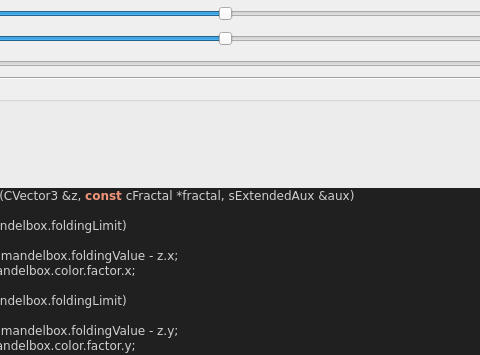
Old version of the form mandelbulber2/formula/ui/fractal_transf_box_fold.ui in the repository buddhi1980/mandelbulber2; both pictures show x 174 to 654 and y 0 to 355 of the 799 by 937 pixel window.
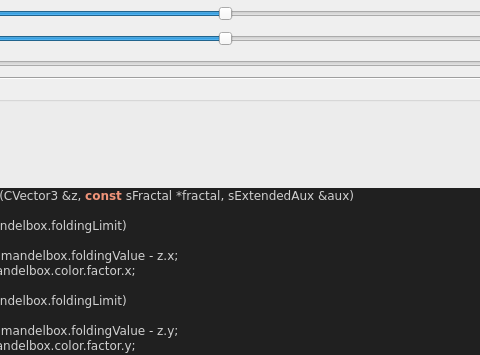
New version of the form. Custom widgets are drawn as their Qt base class.

Patch:
```diff
--- a/mandelbulber2/formula/ui/fractal_transf_box_fold.ui
+++ b/mandelbulber2/formula/ui/fractal_transf_box_fold.ui
@@ -252,7 +252,7 @@
 &lt;/table&gt;
 &lt;br&gt;&lt;b&gt;Examples using this formula&lt;/b&gt;&lt;br&gt;pseudo kleinian 001.fract&lt;h3&gt;Code&lt;/h3&gt;
 &lt;body style=&quot;background-color:#202020&quot;&gt;
-&lt;pre style=&quot;color:#d0d0d0; background-color:#202020;  font-family:'Courier New',monospace;&quot;&gt;&lt;span style=&quot;color:#f09479; font-weight:bold&quot;&gt;void&lt;/span&gt; &lt;span style=&quot;color:#e47eed&quot;&gt;TransfBoxFoldIteration&lt;/span&gt;&lt;span style=&quot;color:#d0d0d0&quot;&gt;(&lt;/span&gt;CVector3 &lt;span style=&quot;color:#d0d0d0&quot;&gt;&amp;amp;&lt;/span&gt;z&lt;span style=&quot;color:#d0d0d0&quot;&gt;,&lt;/span&gt; &lt;span style=&quot;color:#f09479; font-weight:bold&quot;&gt;const&lt;/span&gt; cFractal &lt;span style=&quot;color:#d0d0d0&quot;&gt;*&lt;/span&gt;fractal&lt;span style=&quot;color:#d0d0d0&quot;&gt;,&lt;/span&gt; sExtendedAux &lt;span style=&quot;color:#d0d0d0&quot;&gt;&amp;amp;&lt;/span&gt;aux&lt;span style=&quot;color:#d0d0d0&quot;&gt;)&lt;/span&gt;
+&lt;pre style=&quot;color:#d0d0d0; background-color:#202020;  font-family:'Courier New',monospace;&quot;&gt;&lt;span style=&quot;color:#f09479; font-weight:bold&quot;&gt;void&lt;/span&gt; &lt;span style=&quot;color:#e47eed&quot;&gt;TransfBoxFoldIteration&lt;/span&gt;&lt;span style=&quot;color:#d0d0d0&quot;&gt;(&lt;/span&gt;CVector3 &lt;span style=&quot;color:#d0d0d0&quot;&gt;&amp;amp;&lt;/span&gt;z&lt;span style=&quot;color:#d0d0d0&quot;&gt;,&lt;/span&gt; &lt;span style=&quot;color:#f09479; font-weight:bold&quot;&gt;const&lt;/span&gt; sFractal &lt;span style=&quot;color:#d0d0d0&quot;&gt;*&lt;/span&gt;fractal&lt;span style=&quot;color:#d0d0d0&quot;&gt;,&lt;/span&gt; sExtendedAux &lt;span style=&quot;color:#d0d0d0&quot;&gt;&amp;amp;&lt;/span&gt;aux&lt;span style=&quot;color:#d0d0d0&quot;&gt;)&lt;/span&gt;
 &lt;span style=&quot;color:#d0d0d0&quot;&gt;{&lt;/span&gt;
   &lt;span style=&quot;color:#7ec0ee; font-weight:bold&quot;&gt;if&lt;/span&gt; &lt;span style=&quot;color:#d0d0d0&quot;&gt;(&lt;/span&gt;&lt;span style=&quot;color:#e47eed&quot;&gt;fabs&lt;/span&gt;&lt;span style=&quot;color:#d0d0d0&quot;&gt;(&lt;/span&gt;z&lt;span style=&quot;color:#d0d0d0&quot;&gt;.&lt;/span&gt;x&lt;span style=&quot;color:#d0d0d0&quot;&gt;) &amp;gt;&lt;/span&gt; fractal&lt;span style=&quot;color:#d0d0d0&quot;&gt;-&amp;gt;&lt;/span&gt;mandelbox&lt;span style=&quot;color:#d0d0d0&quot;&gt;.&lt;/span&gt;foldingLimit&lt;span style=&quot;color:#d0d0d0&quot;&gt;)&lt;/span&gt;
   &lt;span style=&quot;color:#d0d0d0&quot;&gt;{&lt;/span&gt;
```
